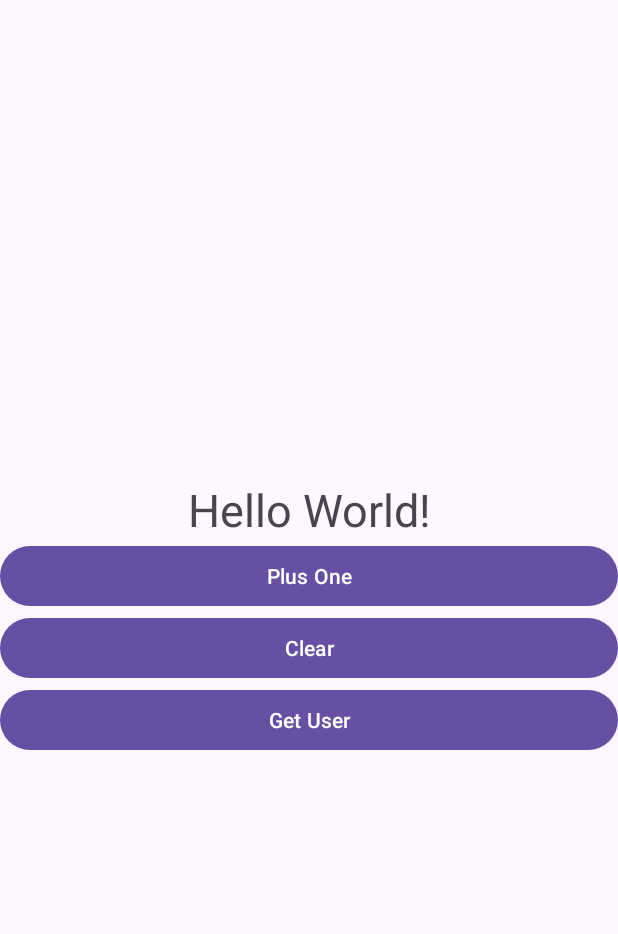
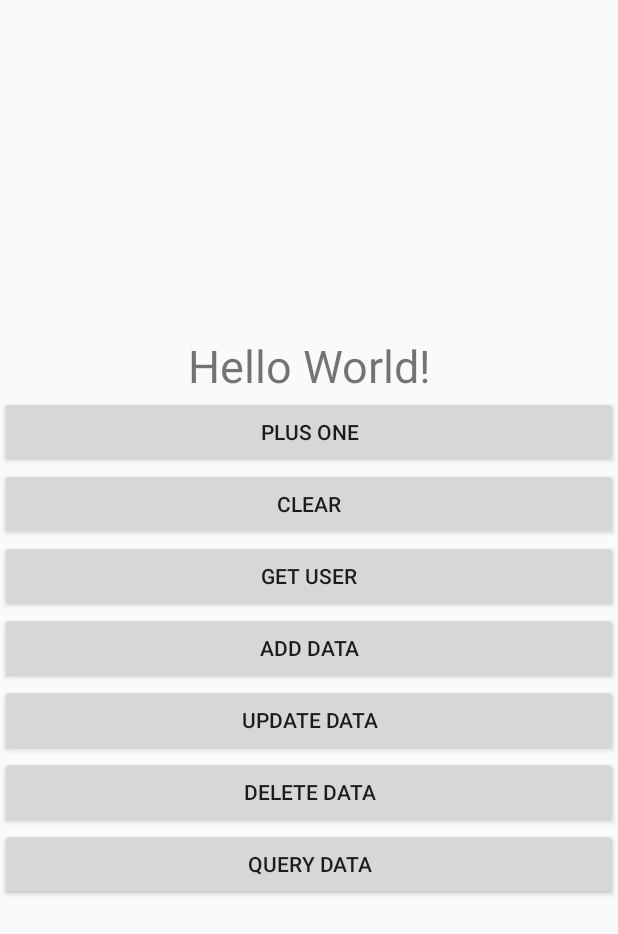
Before and after one commit to Kennems/LearnJetpack, an Android app: the layout activity_main.xml on its own in the app's theme, with its tools: preview values and no code run, on a phone screen of 412 x 824 dp. Shown: the top 934 px of the screen. Run offline under Robolectric (Android 15) with nearby library versions, the phone set to English and light mode, and no system bars.

Commit message:
20241226

```diff
--- a/app/src/main/res/layout/activity_main.xml
+++ b/app/src/main/res/layout/activity_main.xml
@@ -38,4 +38,32 @@
         android:layout_gravity="center_horizontal"
         android:text="Get User" />
 
+    <Button
+        android:id="@+id/addDataBtn"
+        android:layout_width="match_parent"
+        android:layout_height="wrap_content"
+        android:layout_gravity="center_horizontal"
+        android:text="Add Data" />
+
+    <Button
+        android:id="@+id/updateDataBtn"
+        android:layout_width="match_parent"
+        android:layout_height="wrap_content"
+        android:layout_gravity="center_horizontal"
+        android:text="Update Data" />
+
+    <Button
+        android:id="@+id/deleteDataBtn"
+        android:layout_width="match_parent"
+        android:layout_height="wrap_content"
+        android:layout_gravity="center_horizontal"
+        android:text="Delete Data" />
+
+    <Button
+        android:id="@+id/queryDataBtn"
+        android:layout_width="match_parent"
+        android:layout_height="wrap_content"
+        android:layout_gravity="center_horizontal"
+        android:text="Query Data" />
+
 </LinearLayout>
--- a/app/src/main/res/values/themes.xml
+++ b/app/src/main/res/values/themes.xml
@@ -1,6 +1,6 @@
 <resources xmlns:tools="http://schemas.android.com/tools">
     <!-- Base application theme. -->
-    <style name="Base.Theme.LearnJetpack" parent="Theme.Material3.DayNight.NoActionBar">
+    <style name="Base.Theme.LearnJetpack" parent="Theme.AppCompat.DayNight.NoActionBar">
         <!-- Customize your light theme here. -->
         <!-- <item name="colorPrimary">@color/my_light_primary</item> -->
     </style>
```
Also changed, not shown: app/build.gradle.kts (+16 -0 lines), app/src/main/java/com/zhouguan/learnjetpack/MainActivity.kt (+62 -26 lines), app/src/main/java/com/zhouguan/learnjetpack/ViewModel/MainViewModel.kt (+11 -2 lines), app/src/main/java/com/zhouguan/learnjetpack/dao/UserDao.kt (added, +37 -0 lines), app/src/main/java/com/zhouguan/learnjetpack/database/AppDatabase.kt (added, +82 -0 lines), app/src/main/java/com/zhouguan/learnjetpack/entity/Book.kt (added, +10 -0 lines), app/src/main/java/com/zhouguan/learnjetpack/entity/User.kt (+12 -6 lines), 2 other files.
